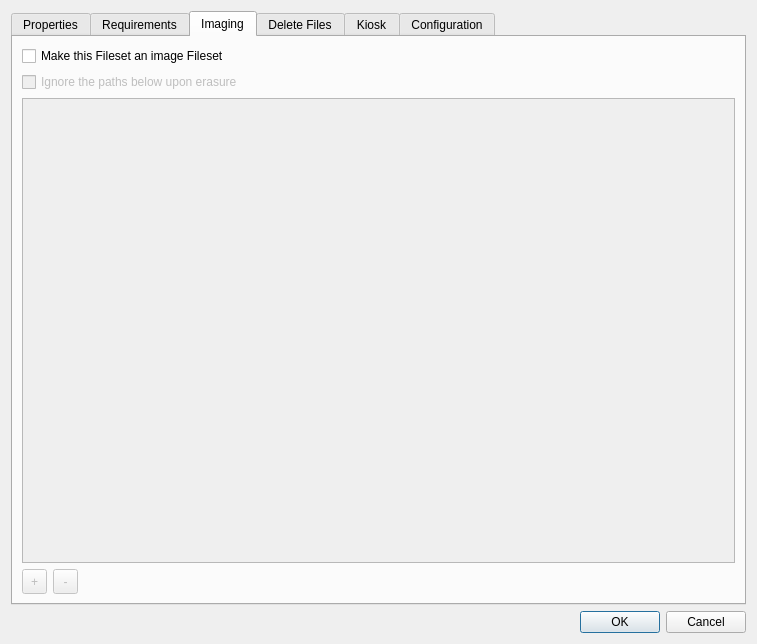
This is FWAdminLib/FilesetPropertiesDlg.ui in fw-dev/translations as Qt 5 draws it before an edit. The edited form follows.
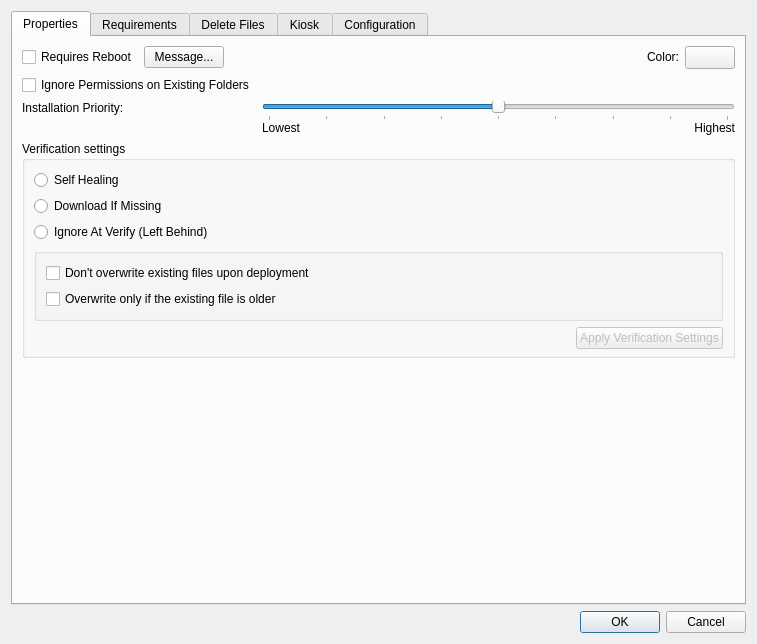
This is the edited form. The open tabs and pages were chosen to show the change. Icons and pictures are not drawn. Custom widgets are drawn as their Qt base class.

Diff of the .ui file:
```diff
--- a/FWAdminLib/FilesetPropertiesDlg.ui
+++ b/FWAdminLib/FilesetPropertiesDlg.ui
@@ -772,149 +772,6 @@
        </item>
       </layout>
      </widget>
-     <widget class="QWidget" name="tabImaging">
-      <attribute name="title">
-       <string>Imaging</string>
-      </attribute>
-      <layout class="QGridLayout" name="gridLayout_2">
-       <property name="leftMargin">
-        <number>0</number>
-       </property>
-       <property name="topMargin">
-        <number>0</number>
-       </property>
-       <property name="rightMargin">
-        <number>0</number>
-       </property>
-       <property name="bottomMargin">
-        <number>0</number>
-       </property>
-       <item row="0" column="0">
-        <widget class="QWidget" name="imagingEDWidget" native="true">
-         <layout class="QVBoxLayout" name="verticalLayout_7">
-          <item>
-           <widget class="QCheckBox" name="checkBoxImageFileset">
-            <property name="text">
-             <string>Make this Fileset an image Fileset</string>
-            </property>
-           </widget>
-          </item>
-          <item>
-           <widget class="QCheckBox" name="checkBoxIgnorePaths">
-            <property name="enabled">
-             <bool>false</bool>
-            </property>
-            <property name="text">
-             <string>Ignore the paths below upon erasure</string>
-            </property>
-           </widget>
-          </item>
-          <item>
-           <widget class="StyledTreeView" name="treeViewIgnorePaths">
-            <property name="enabled">
-             <bool>false</bool>
-            </property>
-            <property name="sizePolicy">
-             <sizepolicy hsizetype="Expanding" vsizetype="Expanding">
-              <horstretch>7</horstretch>
-              <verstretch>0</verstretch>
-             </sizepolicy>
-            </property>
-            <property name="alternatingRowColors">
-             <bool>true</bool>
-            </property>
-            <property name="selectionMode">
-             <enum>QAbstractItemView::ExtendedSelection</enum>
-            </property>
-            <property name="rootIsDecorated">
-             <bool>false</bool>
-            </property>
-            <property name="headerHidden">
-             <bool>true</bool>
-            </property>
-           </widget>
-          </item>
-          <item>
-           <layout class="QHBoxLayout" name="horizontalLayout_3">
-            <item>
-             <widget class="QToolButton" name="buttonAddPath">
-              <property name="enabled">
-               <bool>false</bool>
-              </property>
-              <property name="sizePolicy">
-               <sizepolicy hsizetype="Preferred" vsizetype="Fixed">
-                <horstretch>0</horstretch>
-                <verstretch>0</verstretch>
-               </sizepolicy>
-              </property>
-              <property name="minimumSize">
-               <size>
-                <width>25</width>
-                <height>25</height>
-               </size>
-              </property>
-              <property name="maximumSize">
-               <size>
-                <width>25</width>
-                <height>25</height>
-               </size>
-              </property>
-              <property name="text">
-               <string>+</string>
-              </property>
-             </widget>
-            </item>
-            <item>
-             <widget class="QToolButton" name="buttonRemovePath">
-              <property name="enabled">
-               <bool>false</bool>
-              </property>
-              <property name="sizePolicy">
-               <sizepolicy hsizetype="Preferred" vsizetype="Fixed">
-                <horstretch>0</horstretch>
-                <verstretch>0</verstretch>
-               </sizepolicy>
-              </property>
-              <property name="minimumSize">
-               <size>
-                <width>25</width>
-                <height>25</height>
-               </size>
-              </property>
-              <property name="maximumSize">
-               <size>
-                <width>25</width>
-                <height>25</height>
-               </size>
-              </property>
-              <property name="text">
-               <string>-</string>
-              </property>
-             </widget>
-            </item>
-            <item>
-             <spacer name="horizontalSpacer_3">
-              <property name="orientation">
-               <enum>Qt::Horizontal</enum>
-              </property>
-              <property name="sizeType">
-               <enum>QSizePolicy::MinimumExpanding</enum>
-              </property>
-              <property name="sizeHint" stdset="0">
-               <size>
-                <width>40</width>
-                <height>20</height>
-               </size>
-              </property>
-             </spacer>
-            </item>
-           </layout>
-          </item>
-         </layout>
-        </widget>
-       </item>
-      </layout>
-     </widget>
      <widget class="QWidget" name="deleteFiles">
       <attribute name="title">
        <string>Delete Files</string>
```
Left out of the diff: 48 changed lines with no effect on the pictures.
